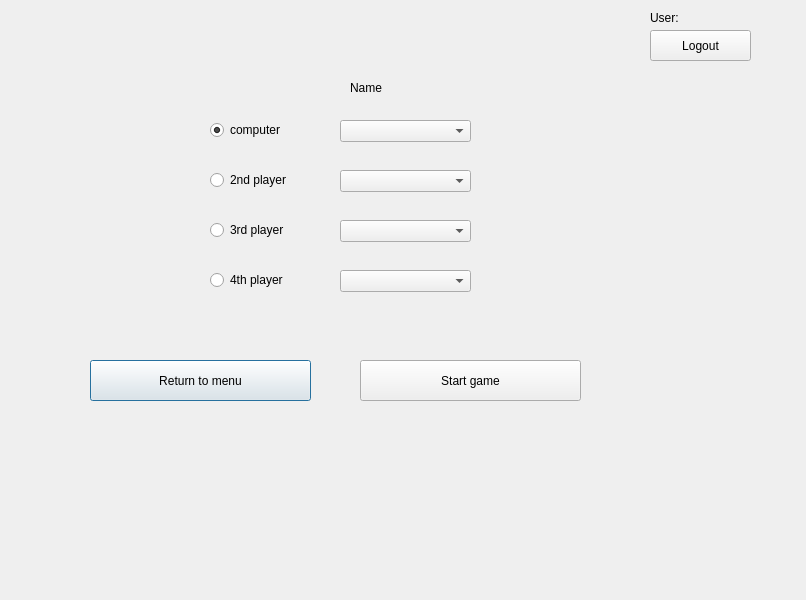
Qt form Scrabble_GUI/Create_Game_GUI.ui (sobolak/scrabble) before a commit.
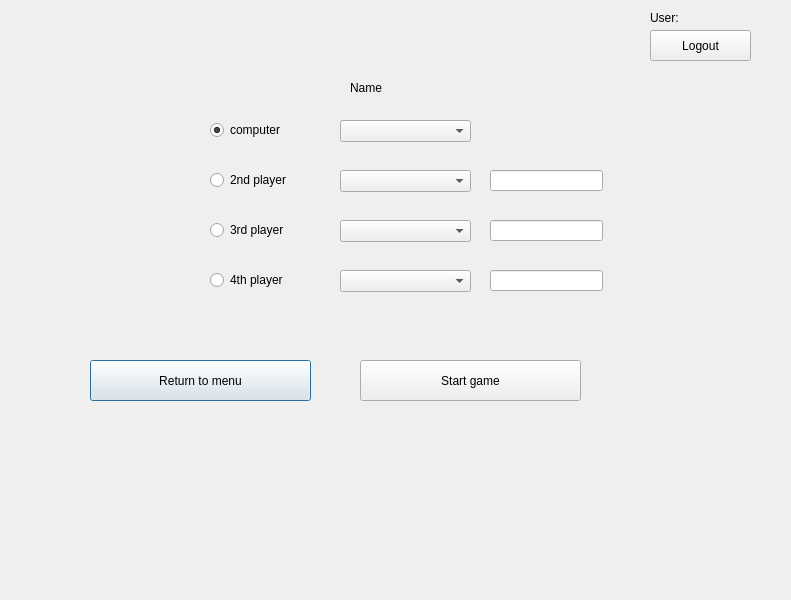
The same form after that commit.

Commit message: game level choice (computer, number of users)

What changed in the file:
```diff
--- a/Scrabble_GUI/Create_Game_GUI.ui
+++ b/Scrabble_GUI/Create_Game_GUI.ui
@@ -6,7 +6,7 @@
    <rect>
     <x>0</x>
     <y>0</y>
-    <width>806</width>
+    <width>791</width>
     <height>600</height>
    </rect>
   </property>
@@ -204,6 +204,45 @@
     </rect>
    </property>
   </widget>
+  <widget class="QLineEdit" name="passwordUser2">
+   <property name="geometry">
+    <rect>
+     <x>490</x>
+     <y>170</y>
+     <width>113</width>
+     <height>21</height>
+    </rect>
+   </property>
+   <property name="echoMode">
+    <enum>QLineEdit::Password</enum>
+   </property>
+  </widget>
+  <widget class="QLineEdit" name="passwordUser4">
+   <property name="geometry">
+    <rect>
+     <x>490</x>
+     <y>270</y>
+     <width>113</width>
+     <height>21</height>
+    </rect>
+   </property>
+   <property name="echoMode">
+    <enum>QLineEdit::Password</enum>
+   </property>
+  </widget>
+  <widget class="QLineEdit" name="passwordUser3">
+   <property name="geometry">
+    <rect>
+     <x>490</x>
+     <y>220</y>
+     <width>113</width>
+     <height>21</height>
+    </rect>
+   </property>
+   <property name="echoMode">
+    <enum>QLineEdit::Password</enum>
+   </property>
+  </widget>
  </widget>
  <layoutdefault spacing="6" margin="11"/>
  <resources/>
```
The commit also changes 15 other files.
